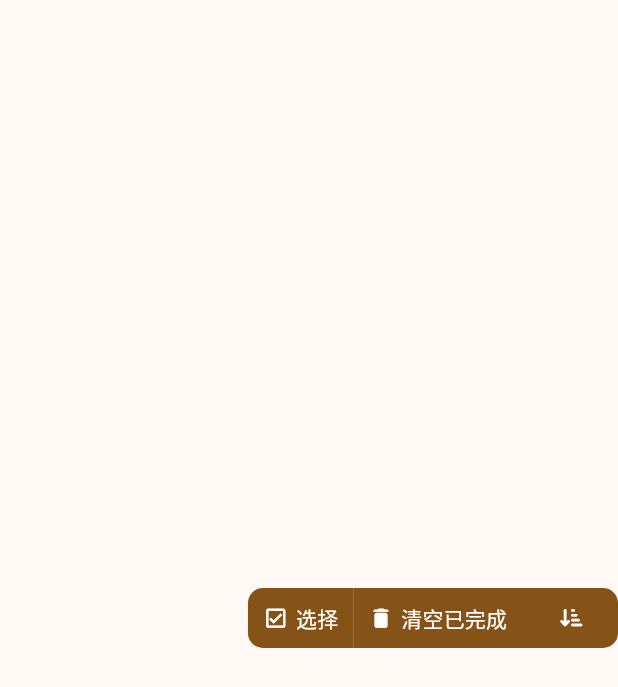
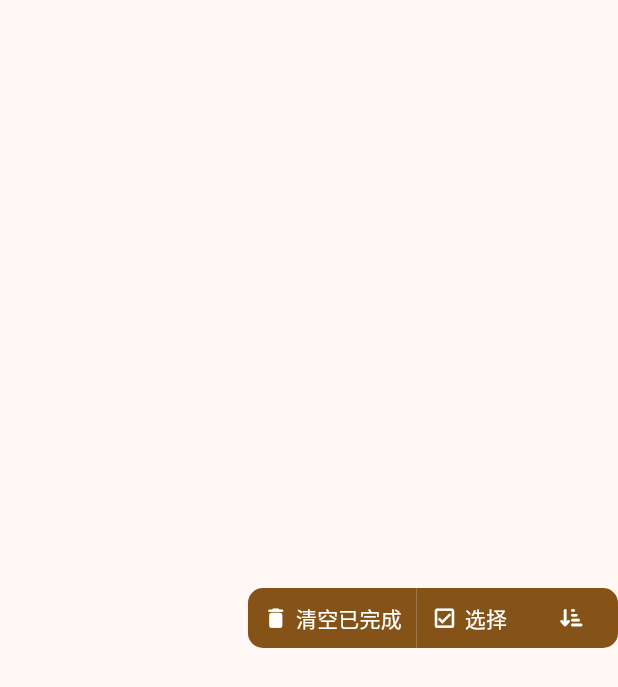
Before and after one commit to Zhoucheng133/BitFlow, a Flutter app: the FinishedButtons widget shown alone on an empty page, opened directly, on a phone screen of 412 x 824 dp. Shown: the top 687 px of the screen. Run offline on Flutter 3.47's test engine with Material 3 defaults, Android fonts, the phone set to English and light mode, and no system bars; our stand-ins replace dropdown_button2, font_awesome_flutter, get, google_fonts, package_info_plus, shared_preferences; missing offline and left inert: clipboard, window_manager; accounts and stored records are empty; statements that could not run were skipped.

Commit message:
调整菜单按钮位置

```diff
--- a/lib/components/header/active_buttons.dart
+++ b/lib/components/header/active_buttons.dart
@@ -119,9 +119,9 @@ class _ActiveButtonsState extends State<ActiveButtons> {
         children: [
           Expanded(child: Container()),
           HeaderButtonItem(buttonSide: ButtonSide.left, func: ()=>addTaskDialog(context), icon: Icons.add_rounded, text: "添加任务"),
-          HeaderButtonItem(buttonSide: ButtonSide.mid, func: (){}, icon: Icons.check_box_outlined, text: "选择"),
           HeaderButtonItem(buttonSide: ButtonSide.mid, func: (){}, icon: Icons.pause_rounded, text: "全部暂停"),
           HeaderButtonItem(buttonSide: ButtonSide.mid, func: (){}, icon: Icons.play_arrow_rounded, text: "全部继续"),
+          HeaderButtonItem(buttonSide: ButtonSide.mid, func: (){}, icon: Icons.check_box_outlined, text: "选择"),
           HeaderButtonItem(
             buttonSide: ButtonSide.right,
             func: () async {
--- a/lib/components/header/finished_buttons.dart
+++ b/lib/components/header/finished_buttons.dart
@@ -23,10 +23,40 @@ class _FinishedButtonsState extends State<FinishedButtons> {
     return Obx(
       () => Row(
         crossAxisAlignment: CrossAxisAlignment.center,
-        children: [
+        children: statusGet.selectMode.value ? [
           Expanded(child: Container()),
-          HeaderButtonItem(buttonSide: ButtonSide.left, func: (){}, icon: Icons.check_box_outlined, text: "选择"),
-          HeaderButtonItem(buttonSide: ButtonSide.mid, func: ()=>funcsService.delAllFinishedTasks(context), icon: Icons.delete_rounded, text: "清空已完成"),
+          HeaderButtonItem(buttonSide: ButtonSide.left, func: (){}, icon: Icons.checklist_rounded, text: "全选"),
+          HeaderButtonItem(buttonSide: ButtonSide.mid, func: (){}, icon: Icons.delete, text: "删除"),
+          HeaderButtonItem(buttonSide: ButtonSide.mid, func: (){}, icon: Icons.refresh_rounded, text: "重新下载"),
+          HeaderButtonItem(buttonSide: ButtonSide.mid, func: ()=>statusGet.selectMode.value=false, icon: Icons.close_rounded, text: "取消选择"),
+          HeaderButtonItem(
+            buttonSide: ButtonSide.right,
+            func: () async {
+              final RenderBox box = sortFinishedMenuKey.currentContext!.findRenderObject() as RenderBox;
+              final RenderBox overlay = Overlay.of(context).context.findRenderObject() as RenderBox;
+
+              final RelativeRect position = RelativeRect.fromRect(
+                Rect.fromPoints(
+                  box.localToGlobal(Offset.zero, ancestor: overlay),
+                  box.localToGlobal(box.size.bottomRight(Offset.zero), ancestor: overlay),
+                ),
+                Offset.zero & overlay.size,
+              );
+
+              OrderTypes? type=await changeOrderMenu(context, statusGet.finishOrder.value, position);
+              if(type!=null){
+                statusGet.finishOrder.value=type;
+                funcsService.getTasks();
+              }
+            },
+            icon: statusGet.getOrderIcon(Pages.finish),
+            iconSize: 13,
+            key: sortFinishedMenuKey,
+          )
+        ] : [
+          Expanded(child: Container()),
+          HeaderButtonItem(buttonSide: ButtonSide.left, func: ()=>funcsService.delAllFinishedTasks(context), icon: Icons.delete_rounded, text: "清空已完成"),
+          HeaderButtonItem(buttonSide: ButtonSide.mid, func: ()=>statusGet.selectMode.value=true, icon: Icons.check_box_outlined, text: "选择"),
           HeaderButtonItem(
             buttonSide: ButtonSide.right,
             func: () async {
```
Lines whose indentation alone changed are shown as unchanged.
